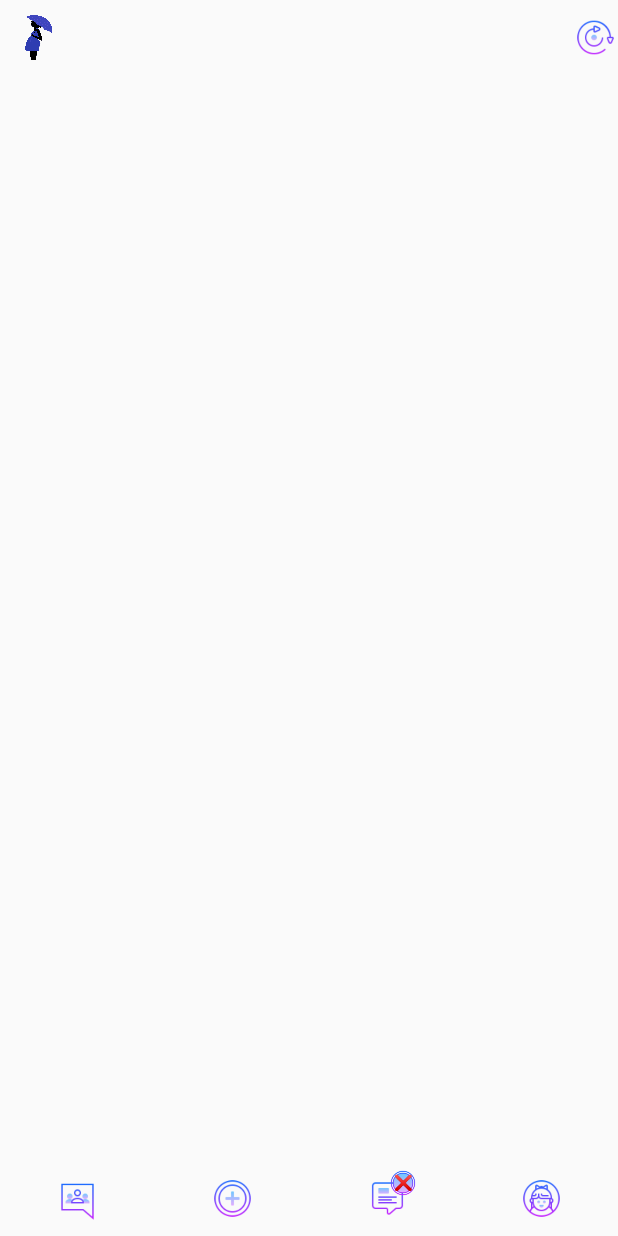
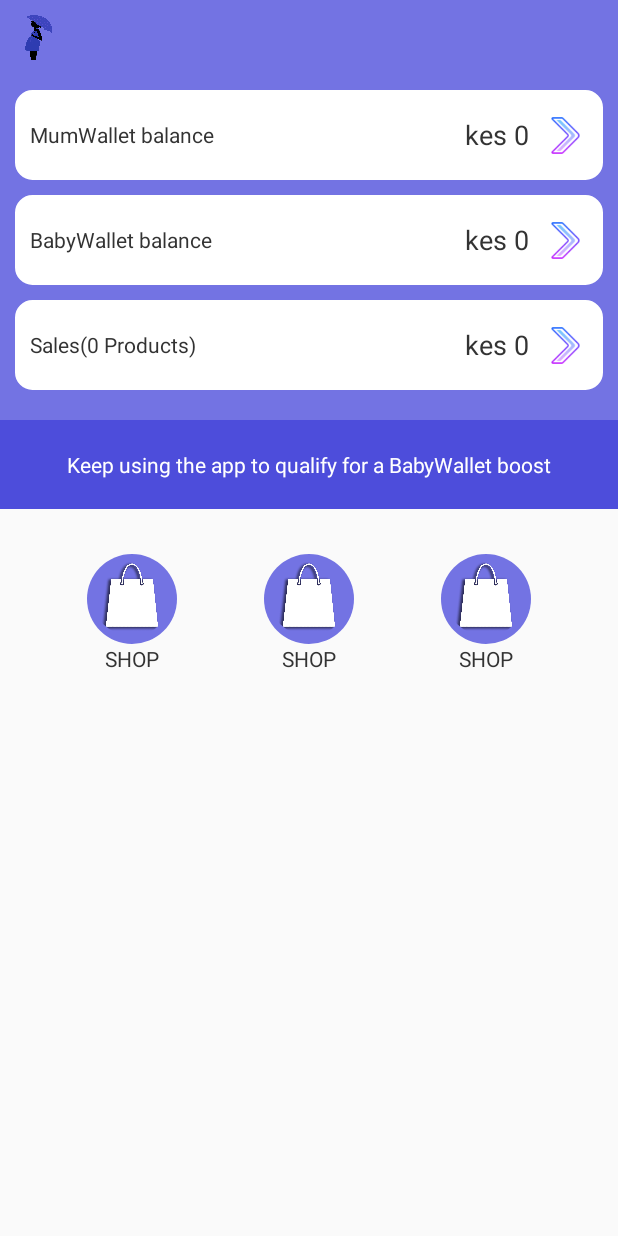
Before and after one commit to BerjisTech/mumtomum, an Android app: the screen it shows after launch (ProductsActivity before the commit, WelcomeActivity after it), on a phone screen of 412 x 824 dp. Run offline under Robolectric (Android 15) with nearby library versions, the phone set to English and light mode, and no system bars; our stand-ins replace CircleImageView, Firebase (no records; nobody signed in at launch, a user with empty details on screens opened directly); libraries missing offline, so code that uses them is left out: com.theartofdev.edmodo, com.vanniktech.emoji; plain views replace SearchableSpinner; 1 statement that could not run was skipped.

Commit message:
Welcome Screen

```diff
--- a/app/src/main/AndroidManifest.xml
+++ b/app/src/main/AndroidManifest.xml
@@ -24,9 +24,12 @@
         android:supportsRtl="true"
         android:theme="@style/AppTheme.NoActionBar"
         android:windowSoftInputMode="adjustPan">
+        <activity android:name=".WelcomeActivity"></activity>
+
         <meta-data
             android:name="com.google.android.gms.ads.APPLICATION_ID"
-            android:value="@string/banner_ad_unit_id"/>
+            android:value="@string/banner_ad_unit_id" />
+
         <activity android:name=".CommunityActivity" />
         <activity android:name=".UserProducts" />
         <activity android:name=".ProductsActivity" />
--- a/app/src/main/java/tech/berjis/mumtomum/MainActivity.java
+++ b/app/src/main/java/tech/berjis/mumtomum/MainActivity.java
@@ -80,7 +80,7 @@ public class MainActivity extends AppCompatActivity {
         new android.os.Handler().postDelayed(
                 new Runnable() {
                     public void run() {
-                        Intent intent = new Intent(MainActivity.this, ProductsActivity.class);
+                        Intent intent = new Intent(MainActivity.this, WelcomeActivity.class);
                         intent.setFlags(Intent.FLAG_ACTIVITY_NEW_TASK | Intent.FLAG_ACTIVITY_CLEAR_TASK);
                         startActivity(intent);
                     }
--- /dev/null
+++ b/app/src/main/java/tech/berjis/mumtomum/WelcomeActivity.java
@@ -0,0 +1,14 @@
+package tech.berjis.mumtomum;
+
+import androidx.appcompat.app.AppCompatActivity;
+
+import android.os.Bundle;
+
+public class WelcomeActivity extends AppCompatActivity {
+
+    @Override
+    protected void onCreate(Bundle savedInstanceState) {
+        super.onCreate(savedInstanceState);
+        setContentView(R.layout.activity_welcome);
+    }
+}
--- /dev/null
+++ b/app/src/main/res/layout/activity_welcome.xml
@@ -0,0 +1,276 @@
+<?xml version="1.0" encoding="utf-8"?>
+<androidx.constraintlayout.widget.ConstraintLayout xmlns:android="http://schemas.android.com/apk/res/android"
+    xmlns:app="http://schemas.android.com/apk/res-auto"
+    xmlns:tools="http://schemas.android.com/tools"
+    android:layout_width="match_parent"
+    android:layout_height="match_parent"
+    tools:context=".WelcomeActivity">
+
+    <View
+        android:id="@+id/menuView"
+        android:layout_width="match_parent"
+        android:layout_height="50dp"
+        android:background="@color/colorPrimary" />
+
+    <ImageView
+        android:layout_width="30dp"
+        android:layout_height="30dp"
+        android:layout_marginStart="10dp"
+        android:src="@drawable/logo"
+        app:layout_constraintBottom_toBottomOf="@id/menuView"
+        app:layout_constraintStart_toStartOf="@id/menuView"
+        app:layout_constraintTop_toTopOf="@id/menuView" />
+
+    <ScrollView
+        android:layout_width="match_parent"
+        android:layout_height="0dp"
+        app:layout_constraintBottom_toBottomOf="parent"
+        app:layout_constraintEnd_toEndOf="parent"
+        app:layout_constraintStart_toStartOf="parent"
+        app:layout_constraintTop_toBottomOf="@+id/menuView">
+
+        <androidx.constraintlayout.widget.ConstraintLayout
+            android:layout_width="match_parent"
+            android:layout_height="wrap_content">
+
+            <View
+                android:id="@+id/topView"
+                android:layout_width="match_parent"
+                android:layout_height="0dp"
+                android:background="@color/colorPrimary"
+                app:layout_constraintBottom_toBottomOf="@id/announcements"
+                app:layout_constraintEnd_toEndOf="parent"
+                app:layout_constraintStart_toStartOf="parent"
+                app:layout_constraintTop_toTopOf="parent" />
+
+            <View
+                android:id="@+id/bgView1"
+                android:layout_width="0dp"
+                android:layout_height="60dp"
+                android:layout_marginStart="10dp"
+                android:layout_marginTop="10dp"
+                android:layout_marginEnd="10dp"
+                android:background="@drawable/round_border_white"
+                app:layout_constraintEnd_toEndOf="@id/topView"
+                app:layout_constraintStart_toStartOf="@id/topView"
+                app:layout_constraintTop_toTopOf="@id/topView" />
+
+            <TextView
+                android:id="@+id/mumWalletText"
+                android:layout_width="0dp"
+                android:layout_height="0dp"
+                android:layout_marginStart="10dp"
+                android:gravity="center|start"
+                android:text="MumWallet balance"
+                android:textColor="#333333"
+                app:layout_constraintBottom_toBottomOf="@id/bgView1"
+                app:layout_constraintEnd_toStartOf="@+id/mumWalletBalance"
+                app:layout_constraintStart_toStartOf="@id/bgView1"
+                app:layout_constraintTop_toTopOf="@id/bgView1" />
+
+            <TextView
+                android:id="@+id/mumWalletBalance"
+                android:layout_width="wrap_content"
+                android:layout_height="0dp"
+                android:layout_marginStart="10dp"
+                android:layout_marginEnd="10dp"
+                android:gravity="center"
+                android:text="kes 0"
+                android:textColor="#333333"
+                android:textSize="18sp"
+                app:layout_constraintBottom_toBottomOf="@id/bgView1"
+                app:layout_constraintEnd_toStartOf="@+id/mumWalletArrow"
+                app:layout_constraintTop_toTopOf="@id/bgView1" />
+
+            <ImageView
+                android:id="@+id/mumWalletArrow"
+                android:layout_width="30dp"
+                android:layout_height="30dp"
+                android:layout_marginEnd="10dp"
+                android:src="@drawable/chevron_right"
+                app:layout_constraintBottom_toBottomOf="@id/bgView1"
+                app:layout_constraintEnd_toEndOf="@id/bgView1"
+                app:layout_constraintTop_toTopOf="@id/bgView1" />
+
+            <View
+                android:id="@+id/bgView2"
+                android:layout_width="0dp"
+                android:layout_height="60dp"
+                android:layout_marginStart="10dp"
+                android:layout_marginTop="10dp"
+                android:layout_marginEnd="10dp"
+                android:background="@drawable/round_border_white"
+                app:layout_constraintEnd_toEndOf="@id/topView"
+                app:layout_constraintStart_toStartOf="@id/topView"
+                app:layout_constraintTop_toBottomOf="@id/bgView1" />
+
+            <TextView
+                android:id="@+id/babyWalletText"
+                android:layout_width="0dp"
+                android:layout_height="0dp"
+                android:layout_marginStart="10dp"
+                android:gravity="center|start"
+                android:text="BabyWallet balance"
+                android:textColor="#333333"
+                app:layout_constraintBottom_toBottomOf="@id/bgView2"
+                app:layout_constraintEnd_toStartOf="@+id/babyWalletBalance"
+                app:layout_constraintStart_toStartOf="@id/bgView2"
+                app:layout_constraintTop_toTopOf="@id/bgView2" />
+
+            <TextView
+                android:id="@+id/babyWalletBalance"
+                android:layout_width="wrap_content"
+                android:layout_height="0dp"
+                android:layout_marginStart="10dp"
+                android:layout_marginEnd="10dp"
+                android:gravity="center"
+                android:text="kes 0"
+                android:textColor="#333333"
+                android:textSize="18sp"
+                app:layout_constraintBottom_toBottomOf="@id/bgView2"
+                app:layout_constraintEnd_toStartOf="@+id/babyWalletArrow"
+                app:layout_constraintTop_toTopOf="@id/bgView2" />
+
+            <ImageView
+                android:id="@+id/babyWalletArrow"
+                android:layout_width="30dp"
+                android:layout_height="30dp"
+                android:layout_marginEnd="10dp"
+                android:src="@drawable/chevron_right"
+                app:layout_constraintBottom_toBottomOf="@id/bgView2"
+                app:layout_constraintEnd_toEndOf="@id/bgView2"
+                app:layout_constraintTop_toTopOf="@id/bgView2" />
+
+            <View
+                android:id="@+id/bgView3"
+                android:layout_width="0dp"
+                android:layout_height="60dp"
+                android:layout_marginStart="10dp"
+                android:layout_marginTop="10dp"
+                android:layout_marginEnd="10dp"
+                android:background="@drawable/round_border_white"
+                app:layout_constraintEnd_toEndOf="@id/topView"
+                app:layout_constraintStart_toStartOf="@id/topView"
+                app:layout_constraintTop_toBottomOf="@id/bgView2" />
+
+            <TextView
+                android:id="@+id/salesWalletText"
+                android:layout_width="0dp"
+                android:layout_height="0dp"
+                android:layout_marginStart="10dp"
+                android:gravity="center|start"
+                android:text="Sales(0 Products)"
+                android:textColor="#333333"
+                app:layout_constraintBottom_toBottomOf="@id/bgView3"
+                app:layout_constraintEnd_toStartOf="@+id/salesWalletBalance"
+                app:layout_constraintStart_toStartOf="@id/bgView3"
+                app:layout_constraintTop_toTopOf="@id/bgView3" />
+
+            <TextView
+                android:id="@+id/salesWalletBalance"
+                android:layout_width="wrap_content"
+                android:layout_height="0dp"
+                android:layout_marginStart="10dp"
+                android:layout_marginEnd="10dp"
+                android:gravity="center"
+                android:text="kes 0"
+                android:textColor="#333333"
+                android:textSize="18sp"
+                app:layout_constraintBottom_toBottomOf="@id/bgView3"
+                app:layout_constraintEnd_toStartOf="@+id/salesWalletArrow"
+                app:layout_constraintTop_toTopOf="@id/bgView3" />
+
+            <ImageView
+                android:id="@+id/salesWalletArrow"
+                android:layout_width="30dp"
+                android:layout_height="30dp"
+                android:layout_marginEnd="10dp"
+                android:src="@drawable/chevron_right"
+                app:layout_constraintBottom_toBottomOf="@id/bgView3"
+                app:layout_constraintEnd_toEndOf="@id/bgView3"
+                app:layout_constraintTop_toTopOf="@id/bgView3" />
+
+            <TextView
+                android:id="@+id/announcements"
+                android:layout_width="0dp"
+                android:layout_height="wrap_content"
+                android:layout_marginTop="20dp"
+                android:background="@color/colorPrimaryDark1"
+                android:gravity="center"
+                android:paddingTop="20dp"
+                android:paddingBottom="20dp"
+                android:text="Keep using the app to qualify for a BabyWallet boost"
+                android:textColor="@color/colorWhite"
+                app:layout_constraintEnd_toEndOf="parent"
+                app:layout_constraintStart_toStartOf="parent"
+                app:layout_constraintTop_toBottomOf="@+id/bgView3" />
+
+            <de.hdodenhof.circleimageview.CircleImageView
+                android:id="@+id/community"
+                android:layout_width="60dp"
+                android:layout_height="60dp"
+                android:layout_marginTop="30dp"
+                android:paddingBottom="5dp"
+                android:background="@drawable/dp_circle"
+                android:src="@drawable/shopping_bag"
+                app:layout_constraintEnd_toStartOf="@id/shop"
+                app:layout_constraintStart_toStartOf="parent"
+                app:layout_constraintTop_toBottomOf="@+id/topView" />
+
+            <TextView
+                android:id="@+id/communityText"
+                android:layout_width="wrap_content"
+                android:layout_height="wrap_content"
+                android:text="SHOP"
+                android:textColor="#333333"
+                app:layout_constraintEnd_toEndOf="@id/community"
+                app:layout_constraintStart_toStartOf="@id/community"
+                app:layout_constraintTop_toBottomOf="@id/community" />
+
+            <de.hdodenhof.circleimageview.CircleImageView
+                android:id="@+id/shop"
+                android:layout_width="60dp"
+                android:layout_height="60dp"
+                android:layout_marginTop="30dp"
+                android:paddingBottom="5dp"
+                android:background="@drawable/dp_circle"
+                android:src="@drawable/shopping_bag"
+                app:layout_constraintEnd_toEndOf="parent"
+                app:layout_constraintStart_toStartOf="parent"
+                app:layout_constraintTop_toBottomOf="@+id/topView" />
+
+            <TextView
+                android:id="@+id/shopText"
+                android:layout_width="wrap_content"
+                android:layout_height="wrap_content"
+                android:text="SHOP"
+                android:textColor="#333333"
+                app:layout_constraintEnd_toEndOf="@id/shop"
+                app:layout_constraintStart_toStartOf="@id/shop"
+                app:layout_constraintTop_toBottomOf="@id/shop" />
+
+            <de.hdodenhof.circleimageview.CircleImageView
+                android:id="@+id/baby"
+                android:layout_width="60dp"
+                android:layout_height="60dp"
+                android:layout_marginTop="30dp"
+                android:paddingBottom="5dp"
+                android:background="@drawable/dp_circle"
+                android:src="@drawable/shopping_bag"
+                app:layout_constraintEnd_toEndOf="parent"
+                app:layout_constraintStart_toEndOf="@id/shop"
+                app:layout_constraintTop_toBottomOf="@+id/topView" />
+
+            <TextView
+                android:id="@+id/babyText"
+                android:layout_width="wrap_content"
+                android:layout_height="wrap_content"
+                android:text="SHOP"
+                android:textColor="#333333"
+                app:layout_constraintEnd_toEndOf="@id/baby"
+                app:layout_constraintStart_toStartOf="@id/baby"
+                app:layout_constraintTop_toBottomOf="@id/baby" />
+
+        </androidx.constraintlayout.widget.ConstraintLayout>
+    </ScrollView>
+</androidx.constraintlayout.widget.ConstraintLayout>
```
Also changed, not shown: app/src/main/res/drawable/chevron_right.png (added), app/src/main/res/drawable/shopping_bag.png (added).
